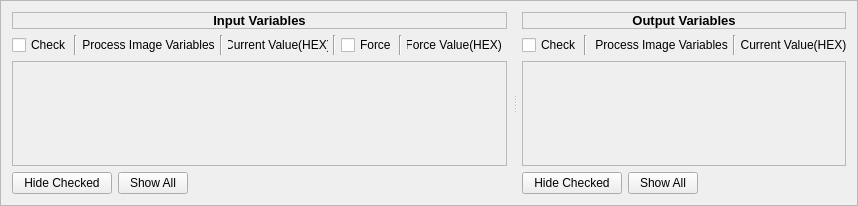
Old version of the form apps/demo_qt_advanced/plk_qt_gui/ui/ProcessImageVariables.ui in the repository OpenAutomationTechnologies/openPOWERLINK_Qt_App.
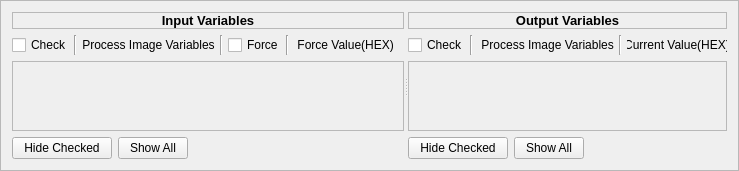
New version of the form.

Commit message:
[TASK] Current value of the ProcessImageVariables has been removed
 - The current value has been removed from the ProcessImageVariables to avoid misunderstanding about the refresh rates of the current value and force value.

```diff
--- a/apps/demo_qt_advanced/plk_qt_gui/ui/ProcessImageVariables.ui
+++ b/apps/demo_qt_advanced/plk_qt_gui/ui/ProcessImageVariables.ui
@@ -7,8 +7,8 @@
    <rect>
     <x>0</x>
     <y>0</y>
-    <width>858</width>
-    <height>206</height>
+    <width>685</width>
+    <height>162</height>
    </rect>
   </property>
   <property name="windowTitle">
@@ -23,24 +23,9 @@
   <layout class="QHBoxLayout" name="horizontalLayout">
    <item>
     <widget class="QSplitter" name="splitter">
-     <property name="frameShape">
-      <enum>QFrame::NoFrame</enum>
-     </property>
-     <property name="frameShadow">
-      <enum>QFrame::Raised</enum>
-     </property>
-     <property name="midLineWidth">
-      <number>1</number>
-     </property>
      <property name="orientation">
       <enum>Qt::Horizontal</enum>
      </property>
-     <property name="opaqueResize">
-      <bool>true</bool>
-     </property>
-     <property name="handleWidth">
-      <number>15</number>
-     </property>
      <widget class="QWidget" name="layoutWidget">
       <layout class="QGridLayout" name="gridLayout_input">
        <item row="4" column="0">
@@ -79,8 +64,8 @@
            <rect>
             <x>0</x>
             <y>0</y>
-            <width>500</width>
-            <height>104</height>
+            <width>356</width>
+            <height>60</height>
            </rect>
           </property>
           <layout class="QVBoxLayout" name="verticalLayout_3">
@@ -136,35 +121,6 @@
            </property>
           </widget>
          </item>
-         <item>
-          <widget class="QLabel" name="labelInputCurrentValue">
-           <property name="minimumSize">
-            <size>
-             <width>100</width>
-             <height>0</height>
-            </size>
-           </property>
-           <property name="maximumSize">
-            <size>
-             <width>100</width>
-             <height>16777215</height>
-            </size>
-           </property>
-           <property name="text">
-            <string>Current Value(HEX)</string>
-           </property>
-           <property name="alignment">
-            <set>Qt::AlignCenter</set>
-           </property>
-          </widget>
-         </item>
-         <item>
-          <widget class="Line" name="lineCurrentValue">
-           <property name="orientation">
-            <enum>Qt::Vertical</enum>
-           </property>
-          </widget>
-         </item>
          <item>
           <widget class="QCheckBox" name="inputForceAll">
            <property name="maximumSize">
@@ -198,7 +154,7 @@
            </property>
            <property name="minimumSize">
             <size>
-             <width>100</width>
+             <width>110</width>
              <height>0</height>
             </size>
            </property>
@@ -267,8 +223,8 @@
            <rect>
             <x>0</x>
             <y>0</y>
-            <width>315</width>
-            <height>104</height>
+            <width>296</width>
+            <height>60</height>
            </rect>
           </property>
           <layout class="QVBoxLayout" name="verticalLayout_2">
```
The commit also changes 1 other file.
